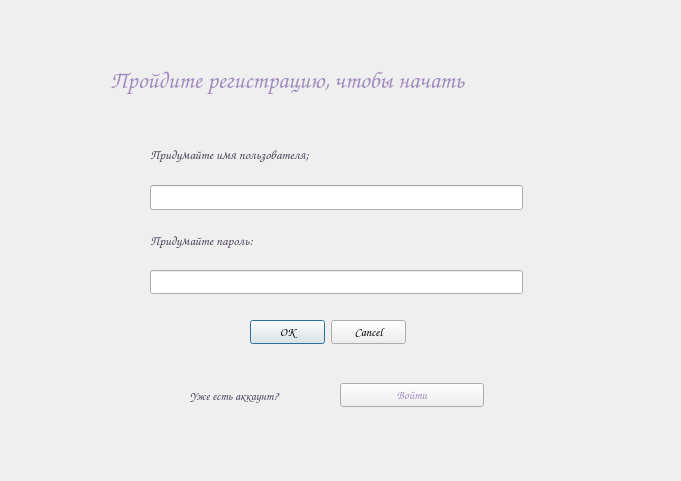
Old version of the form registrationform.ui in the repository fdorii/TechProg2026_Shpunya.
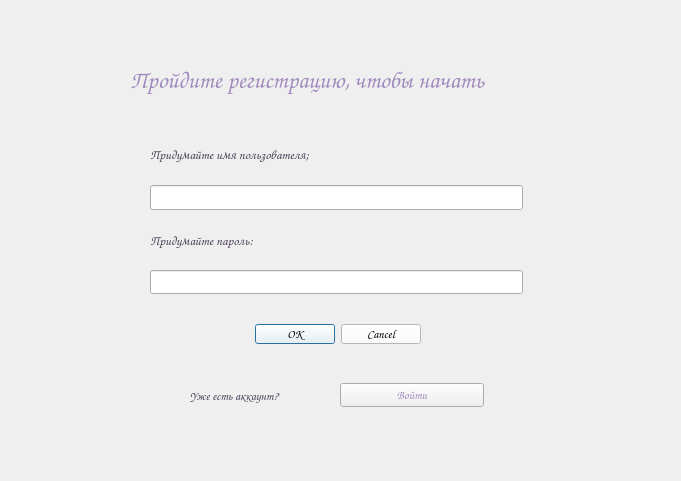
New version of the form.

```diff
--- a/registrationform.ui
+++ b/registrationform.ui
@@ -2,6 +2,19 @@
 <ui version="4.0">
  <class>RegistrationForm</class>
  <widget class="QWidget" name="RegistrationForm">
+  <property name="geometry">
+   <rect>
+    <x>0</x>
+    <y>0</y>
+    <width>681</width>
+    <height>481</height>
+   </rect>
+  </property>
+  <property name="font">
+   <font>
+    <family>Comic Sans MS</family>
+   </font>
+  </property>
   <property name="windowTitle">
    <string>Form</string>
   </property>
@@ -124,9 +137,9 @@
   <widget class="QLabel" name="label_3">
    <property name="geometry">
     <rect>
-     <x>110</x>
+     <x>130</x>
      <y>60</y>
-     <width>461</width>
+     <width>501</width>
      <height>41</height>
     </rect>
    </property>
@@ -327,11 +340,84 @@
    <property name="geometry">
     <rect>
      <x>250</x>
-     <y>320</y>
-     <width>156</width>
-     <height>24</height>
+     <y>324</y>
+     <width>171</width>
+     <height>20</height>
     </rect>
    </property>
+   <property name="palette">
+    <palette>
+     <active>
+      <colorrole role="Button">
+       <brush brushstyle="SolidPattern">
+        <color alpha="255">
+         <red>255</red>
+         <green>255</green>
+         <blue>255</blue>
+        </color>
+       </brush>
+      </colorrole>
+      <colorrole role="Window">
+       <brush brushstyle="SolidPattern">
+        <color alpha="255">
+         <red>255</red>
+         <green>255</green>
+         <blue>255</blue>
+        </color>
+       </brush>
+      </colorrole>
+     </active>
+     <inactive>
+      <colorrole role="Button">
+       <brush brushstyle="SolidPattern">
+        <color alpha="255">
+         <red>255</red>
+         <green>255</green>
+         <blue>255</blue>
+        </color>
+       </brush>
+      </colorrole>
+      <colorrole role="Window">
+       <brush brushstyle="SolidPattern">
+        <color alpha="255">
+         <red>255</red>
+         <green>255</green>
+         <blue>255</blue>
+        </color>
+       </brush>
+      </colorrole>
+     </inactive>
+     <disabled>
+      <colorrole role="Button">
+       <brush brushstyle="SolidPattern">
+        <color alpha="255">
+         <red>255</red>
+         <green>255</green>
+         <blue>255</blue>
+        </color>
+       </brush>
+      </colorrole>
+      <colorrole role="Base">
+       <brush brushstyle="SolidPattern">
+        <color alpha="255">
+         <red>255</red>
+         <green>255</green>
+         <blue>255</blue>
+        </color>
+       </brush>
+      </colorrole>
+      <colorrole role="Window">
+       <brush brushstyle="SolidPattern">
+        <color alpha="255">
+         <red>255</red>
+         <green>255</green>
+         <blue>255</blue>
+        </color>
+       </brush>
+      </colorrole>
+     </disabled>
+    </palette>
+   </property>
    <property name="font">
     <font>
      <family>Comic Sans MS</family>
```
Left out of the diff: 6 changed lines with no effect on the pictures.
